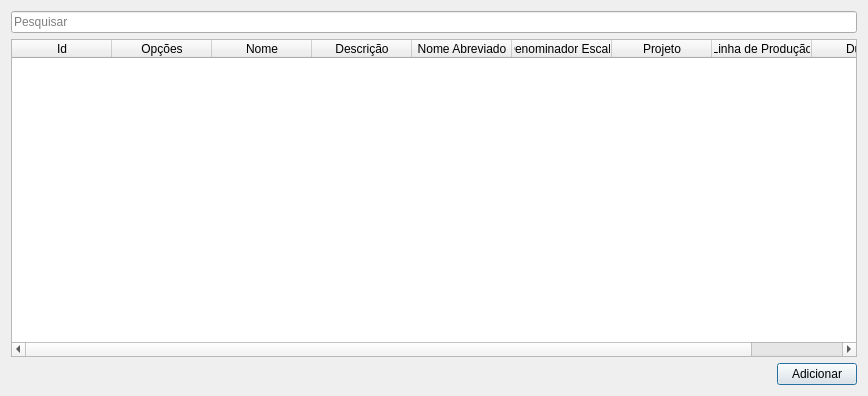
First picture: the form in uis/mLots.ui, repository dsgoficial/SAP_Gerente, before the edit.
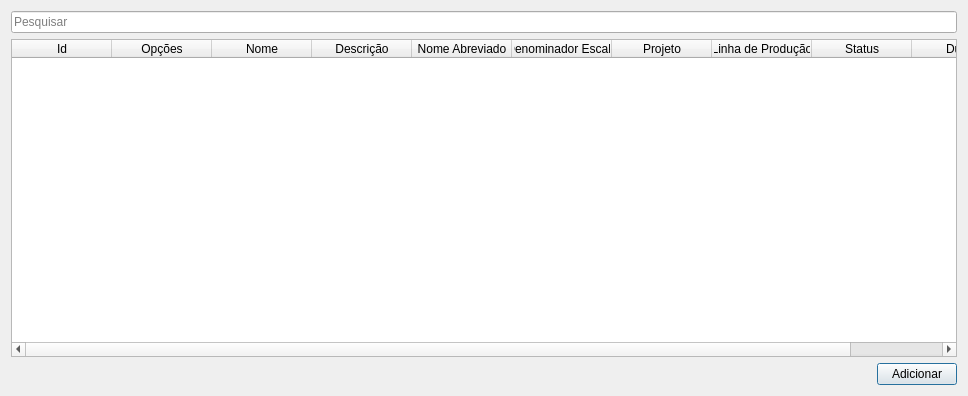
Second picture: the form after the edit.

Commit message: status em lote e bloco

```diff
--- a/uis/mLots.ui
+++ b/uis/mLots.ui
@@ -6,7 +6,7 @@
    <rect>
     <x>0</x>
     <y>0</y>
-    <width>868</width>
+    <width>968</width>
     <height>396</height>
    </rect>
   </property>
@@ -66,6 +66,11 @@
        <string>Linha de Produção</string>
       </property>
      </column>
+     <column>
+      <property name="text">
+       <string>Status</string>
+      </property>
+     </column>
      <column>
       <property name="text">
        <string>Dump</string>
```
The commit also changes 7 other files.
